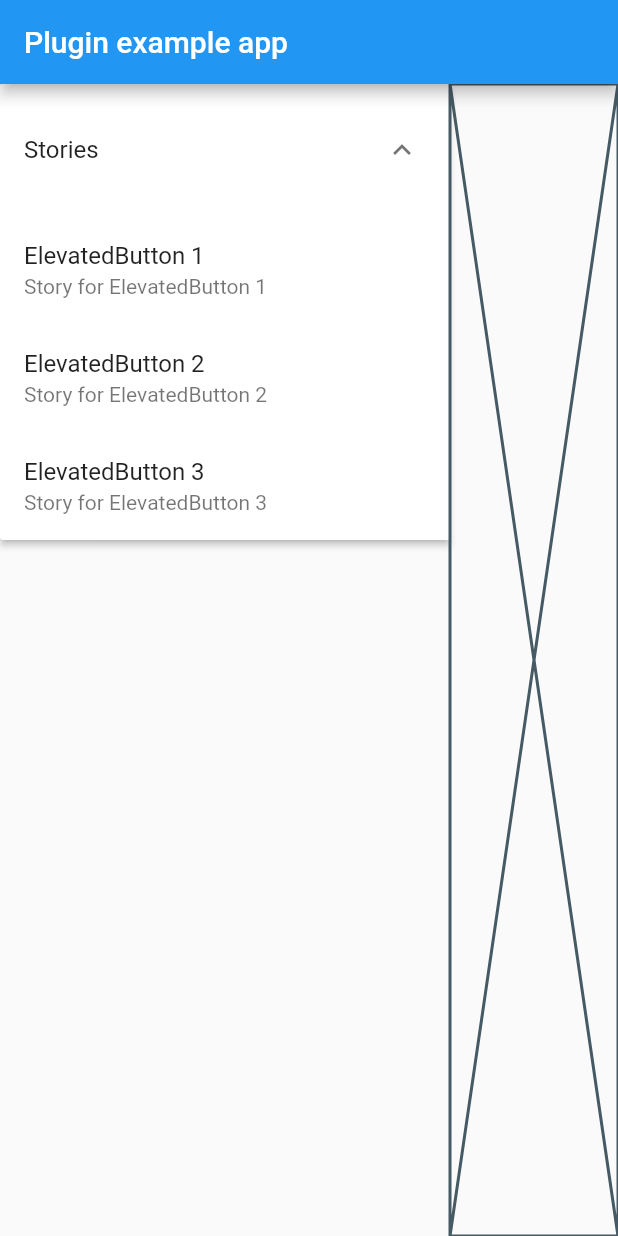
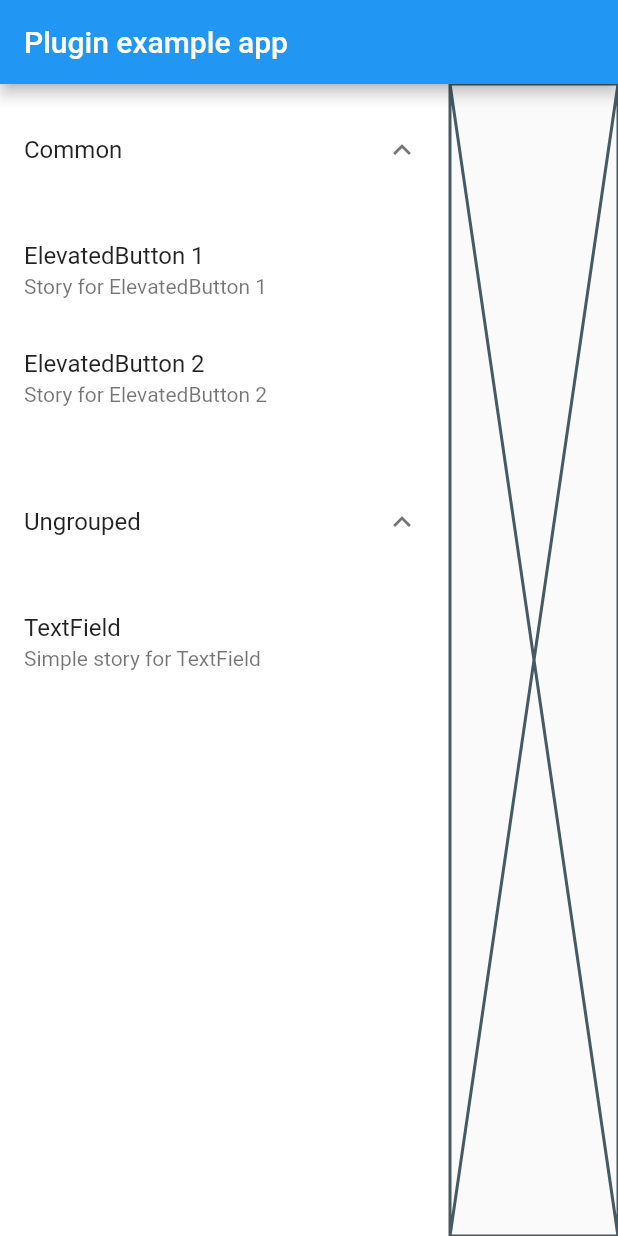
Before and after one commit to alex-melnyk/advanced_storybook, a Flutter app: the screen it shows after launch, on a phone screen of 412 x 824 dp. Run offline on Flutter 3.47's test engine with Material 2 defaults, Android fonts, the phone set to English and light mode, and no system bars; missing offline and left inert: dart:html.

Commit message:
Grouping added.

```diff
--- a/example/lib/main.dart
+++ b/example/lib/main.dart
@@ -28,7 +28,7 @@ class _MyAppState extends State<MyApp> {
         body: AdvancedStorybook(
           stories: [
             Story(
-              name: 'ElevatedButton 1',
+              path: 'Common/ElevatedButton 1',
               description: 'Story for ElevatedButton 1',
               builder: (context) {
                 return ElevatedButton(
@@ -40,7 +40,7 @@ class _MyAppState extends State<MyApp> {
               },
             ),
             Story(
-              name: 'ElevatedButton 2',
+              path: 'Common/ElevatedButton 2',
               description: 'Story for ElevatedButton 2',
               builder: (context) {
                 return ElevatedButton(
@@ -52,13 +52,13 @@ class _MyAppState extends State<MyApp> {
               },
             ),
             Story(
-              name: 'ElevatedButton 3',
-              description: 'Story for ElevatedButton 3',
+              path: 'TextField',
+              description: 'Simple story for TextField',
               builder: (context) {
-                return ElevatedButton(
-                  onPressed: () {},
-                  child: const Text(
-                    'ElevatedButton 3',
+                return SizedBox(
+                  width: 300,
+                  child: TextField(
+                    controller: TextEditingController(text: 'Hello Storybook'),
                   ),
                 );
               },
--- a/lib/advanced_storybook.dart
+++ b/lib/advanced_storybook.dart
@@ -1,4 +1,5 @@
 import 'package:advanced_storybook/models/models.dart';
+import 'package:advanced_storybook/widgets/widgets.dart';
 import 'package:flutter/material.dart';
 import 'package:flutter/widgets.dart';
 
@@ -17,7 +18,7 @@ class AdvancedStorybook extends StatefulWidget {
 }
 
 class _AdvancedStorybookState extends State<AdvancedStorybook> {
-  final _selectedStory = ValueNotifier<int?>(null);
+  final _selectedStory = ValueNotifier<Story?>(null);
 
   @override
   Widget build(BuildContext context) {
@@ -25,52 +26,18 @@ class _AdvancedStorybookState extends State<AdvancedStorybook> {
       mainAxisSize: MainAxisSize.max,
       crossAxisAlignment: CrossAxisAlignment.stretch,
       children: [
-        Container(
-          width: 300,
-          decoration: BoxDecoration(
-            border: Border(
-              right: Divider.createBorderSide(context),
-            ),
-          ),
-          child: SingleChildScrollView(
-            child: ExpansionPanelList(
-              expansionCallback: (panelIndex, isExpanded) {},
-              children: [
-                ExpansionPanel(
-                  headerBuilder: (context, isExpanded) {
-                    return ListTile(
-                      title: Text('Stories'),
-                    );
-                  },
-                  body: Column(
-                    mainAxisSize: MainAxisSize.min,
-                    children: List.generate(widget.stories.length, (index) {
-                      final story = widget.stories.elementAt(index);
-                      return ListTile(
-                        title: Text(story.name),
-                        subtitle: story.description != null
-                            ? Text(story.description!)
-                            : null,
-                        onTap: () {
-                          _selectedStory.value = index;
-                        },
-                      );
-                    }),
-                  ),
-                  isExpanded: true,
-                )
-              ],
-            ),
-          ),
+        StoriesPannel(
+          stories: widget.stories,
+          controller: _selectedStory,
         ),
         Expanded(
-          child: ValueListenableBuilder<int?>(
+          child: ValueListenableBuilder<Story?>(
             valueListenable: _selectedStory,
             builder: (_, value, __) {
-              if (value is int) {
+              if (value is Story) {
                 return Center(
                   child: Builder(
-                    builder: widget.stories.elementAt(value).builder,
+                    builder: value.builder,
                   ),
                 );
               }
--- a/lib/models/story.dart
+++ b/lib/models/story.dart
@@ -1,13 +1,34 @@
 import 'package:flutter/widgets.dart';
 
+/// The story representation class.
 class Story {
   const Story({
-    required this.name,
+    required this.path,
     this.description,
     required this.builder,
   });
 
-  final String name;
+  /// Story path.
+  ///
+  /// NOTICE: The '/' character could be used to group,
+  /// e.g. 'Common/Button', 'Common/TestField'.
+  final String path;
+
+  /// Story description.
   final String? description;
+
+  /// Story widget builder.
   final WidgetBuilder builder;
+
+  /// Section getter.
+  String get section {
+    final parts = path.split('/');
+    return parts.length > 1 ? parts.first : '';
+  }
+
+  /// Title getter.
+  String get title {
+    final parts = path.split('/');
+    return parts.length > 1 ? parts.last : path;
+  }
 }
--- /dev/null
+++ b/lib/widgets/stories_panel.dart
@@ -0,0 +1,73 @@
+import 'package:advanced_storybook/models/models.dart';
+import 'package:collection/collection.dart';
+import 'package:flutter/material.dart';
+
+class StoriesPannel extends StatelessWidget {
+  StoriesPannel({
+    Key? key,
+    required List<Story> stories,
+    required this.controller,
+  })  : stories = stories.groupListsBy((e) => e.section),
+        super(key: key);
+
+  late final Map<String, List<Story>> stories;
+  final ValueNotifier<Story?> controller;
+
+  @override
+  Widget build(BuildContext context) {
+    final theme = Theme.of(context);
+
+    return Container(
+      width: 300,
+      decoration: BoxDecoration(
+        color: theme.cardColor,
+        border: Border(
+          right: Divider.createBorderSide(context),
+        ),
+      ),
+      child: SingleChildScrollView(
+        child: ValueListenableBuilder<Story?>(
+          valueListenable: controller,
+          builder: (_, selectedStory, __) {
+            final storyPath = selectedStory?.path;
+
+            return ExpansionPanelList(
+              elevation: 0,
+              expansionCallback: (panelIndex, isExpanded) {},
+              children: List.generate(stories.entries.length, (index) {
+                final group = stories.entries.elementAt(index);
+
+                return ExpansionPanel(
+                  headerBuilder: (context, isExpanded) {
+                    final sectionName =
+                        group.key.isEmpty ? 'Ungrouped' : group.key;
+
+                    return ListTile(
+                      title: Text(sectionName),
+                    );
+                  },
+                  body: Column(
+                    mainAxisSize: MainAxisSize.min,
+                    children: List.generate(group.value.length, (index) {
+                      final story = group.value.elementAt(index);
+
+                      return ListTile(
+                        title: Text(story.title),
+                        subtitle: story.description != null
+                            ? Text(story.description!)
+                            : null,
+                        onTap: () => controller.value = story,
+                        selected: story.path == storyPath,
+                      );
+                    }),
+                  ),
+                  isExpanded: true,
+                );
+              }),
+            );
+          },
+        ),
+      ),
+    );
+  }
+}
--- /dev/null
+++ b/lib/widgets/widgets.dart
@@ -0,0 +1 @@
+export 'stories_panel.dart';
```
